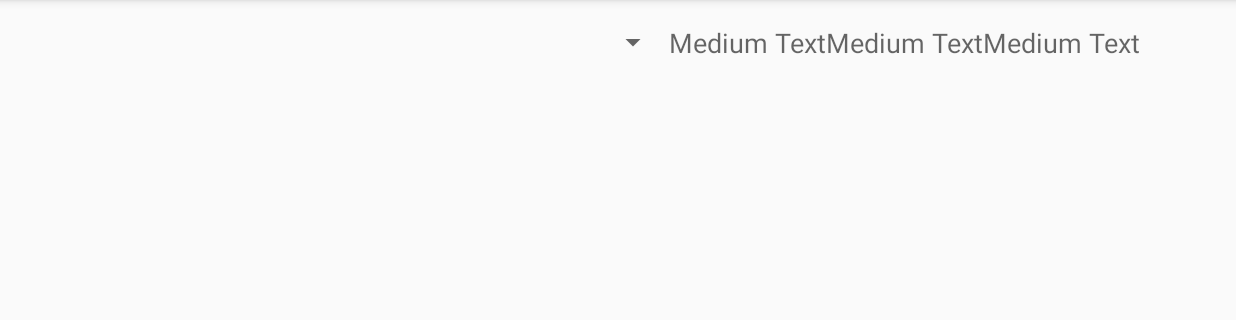
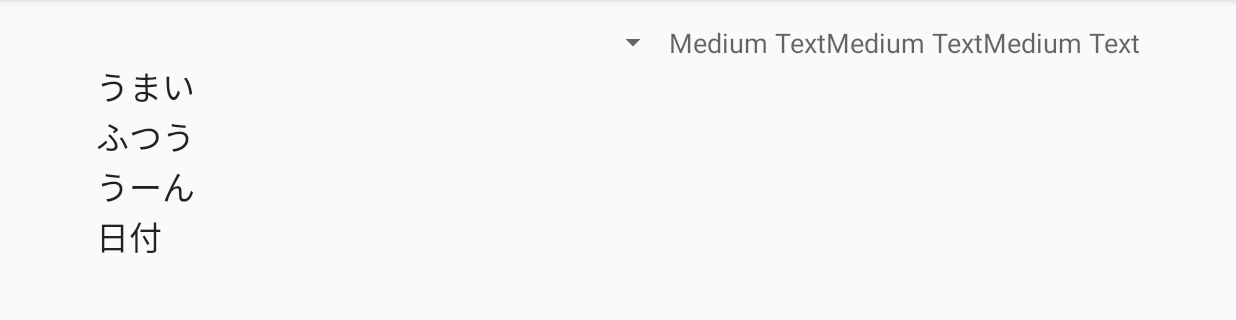
Before and after one commit to bovini/Kubaruchan, an Android app: the StatisticsActivity screen opened directly, with no data from a screen before it, on a phone screen of 824 x 412 dp (held sideways), the part 72-392 px from its top. Run offline under Robolectric (Android 15) with nearby library versions, the phone set to English and light mode, and no system bars; 6 statements that could not run were skipped.

Commit message:
表の出力(進捗中)

```diff
--- a/app/src/main/java/com/example/genet42/kubaruchan/statistics/GraphView.java
+++ /dev/null
@@ -1,41 +0,0 @@
-package com.example.genet42.kubaruchan.statistics;
-
-import android.content.Context;
-import android.graphics.Canvas;
-import android.util.AttributeSet;
-import android.view.View;
-
-import org.afree.chart.AFreeChart;
-import org.afree.graphics.geom.RectShape;
-
-/**
- * Created by genet42 on 2015/12/24.
- */
-public class GraphView extends View {
-    private AFreeChart chart;
-    private RectShape chartArea;
-
-    public GraphView(Context context, AttributeSet attrs) {
-        super(context, attrs);
-        // TODO Auto-generated constructor stub
-        chartArea = new RectShape();
-    }
-
-    @Override
-    protected void onSizeChanged(int w, int h, int oldw, int oldh) {
-        super.onSizeChanged(w, h, oldw, oldh);
-        chartArea.setWidth(w);
-        chartArea.setHeight(h);
-    }
-
-    @Override
-    protected void onDraw(Canvas canvas) {
-        super.onDraw(canvas);
-        this.chart.draw(canvas, chartArea);
-    }
-
-    public void setChart(AFreeChart chart) {
-        this.chart = chart;
-    }
-
-}
--- /dev/null
+++ b/app/src/main/java/com/example/genet42/kubaruchan/statistics/Statistics.java
@@ -0,0 +1,40 @@
+package com.example.genet42.kubaruchan.statistics;
+
+import android.content.Context;
+
+/**
+ * Created by genet42 on 2016/01/21.
+ */
+public class Statistics {
+    private int[] good = new int[CSVManager.MAX_DAYS];
+    private int[] soso = new int[CSVManager.MAX_DAYS];
+    private int[] ummm = new int[CSVManager.MAX_DAYS];
+
+    public Statistics(){
+    }
+
+
+    public void addGood(int day, int umai) {
+        this.good[day]= umai;
+    }
+
+    public void addSoso(int day, int soso) {
+        this.soso[day]= soso;
+    }
+
+    public void addUmmm(int day, int ummm) {
+        this.ummm[day]= ummm;
+    }
+
+    public int[] getGood() {
+        return good;
+    }
+
+    public int[] getSoso() {
+        return soso;
+    }
+
+    public int[] getUmmm() {
+        return ummm;
+    }
+}
--- a/app/src/main/res/layout/activity_statistics.xml
+++ b/app/src/main/res/layout/activity_statistics.xml
@@ -14,10 +14,10 @@
         android:layout_width="wrap_content"
         android:layout_height="wrap_content"
         android:id="@+id/CSVSelector"
-        android:layout_alignParentTop="true"
-        android:layout_alignParentStart="true"
+        android:layout_alignParentStart="false"
         android:layout_toStartOf="@+id/TEXT_GOOD"
-        android:layout_alignBottom="@+id/TEXT_GOOD" />
+        android:layout_alignBottom="@+id/TEXT_GOOD"
+        android:layout_alignParentTop="true" />
 
     <TextView
         android:layout_width="wrap_content"
@@ -47,15 +47,69 @@
         android:layout_alignBottom="@+id/TEXT_SOSO"
         android:layout_alignParentEnd="true" />
 
-    <FrameLayout
+    <TableLayout
+        xmlns:android="http://schemas.android.com/apk/res/android"
         android:layout_width="match_parent"
         android:layout_height="match_parent"
-        android:layout_below="@+id/CSVSelector"
-        android:layout_alignParentStart="true">
-        <com.example.genet42.kubaruchan.statistics.GraphView
-            android:id="@+id/graphView1"
+        android:layout_alignParentLeft="true"
+        android:layout_alignParentStart="true"
+        android:layout_below="@+id/CSVSelector">
+
+        <TableRow
+            xmlns:android="http://schemas.android.com/apk/res/android"
             android:layout_width="match_parent"
-            android:layout_height="match_parent"
-            />
-    </FrameLayout>
+            android:layout_height="match_parent">
+
+            <TextView
+                android:layout_width="wrap_content"
+                android:layout_height="wrap_content"
+                android:textAppearance="?android:attr/textAppearanceLarge"
+                android:text="うまい"
+                android:id="@+id/textView"
+                android:layout_column="0" />
+        </TableRow>
+
+        <TableRow
+            xmlns:android="http://schemas.android.com/apk/res/android"
+            android:layout_width="match_parent"
+            android:layout_height="match_parent">
+
+            <TextView
+                android:layout_width="wrap_content"
+                android:layout_height="wrap_content"
+                android:textAppearance="?android:attr/textAppearanceLarge"
+                android:text="ふつう"
+                android:id="@+id/textView2" />
+        </TableRow>
+
+        <TableRow
+            xmlns:android="http://schemas.android.com/apk/res/android"
+            android:layout_width="match_parent"
+            android:layout_height="match_parent">
+
+            <TextView
+                android:layout_width="wrap_content"
+                android:layout_height="wrap_content"
+                android:textAppearance="?android:attr/textAppearanceLarge"
+                android:text="うーん"
+                android:id="@+id/textView3"
+                android:layout_column="0" />
+        </TableRow>
+
+        <TableRow
+            xmlns:android="http://schemas.android.com/apk/res/android"
+            android:layout_width="match_parent"
+            android:layout_height="match_parent">
+
+            <TextView
+                android:layout_width="wrap_content"
+                android:layout_height="wrap_content"
+                android:textAppearance="?android:attr/textAppearanceLarge"
+                android:text="日付"
+                android:id="@+id/textView4"
+                android:layout_column="0" />
+        </TableRow>
+
+    </TableLayout>
+
 </RelativeLayout>
```
Also changed, not shown: app/src/main/java/com/example/genet42/kubaruchan/StatisticsActivity.java (+16 -84 lines), app/src/main/java/com/example/genet42/kubaruchan/statistics/CSVManager.java (+9 -41 lines).
